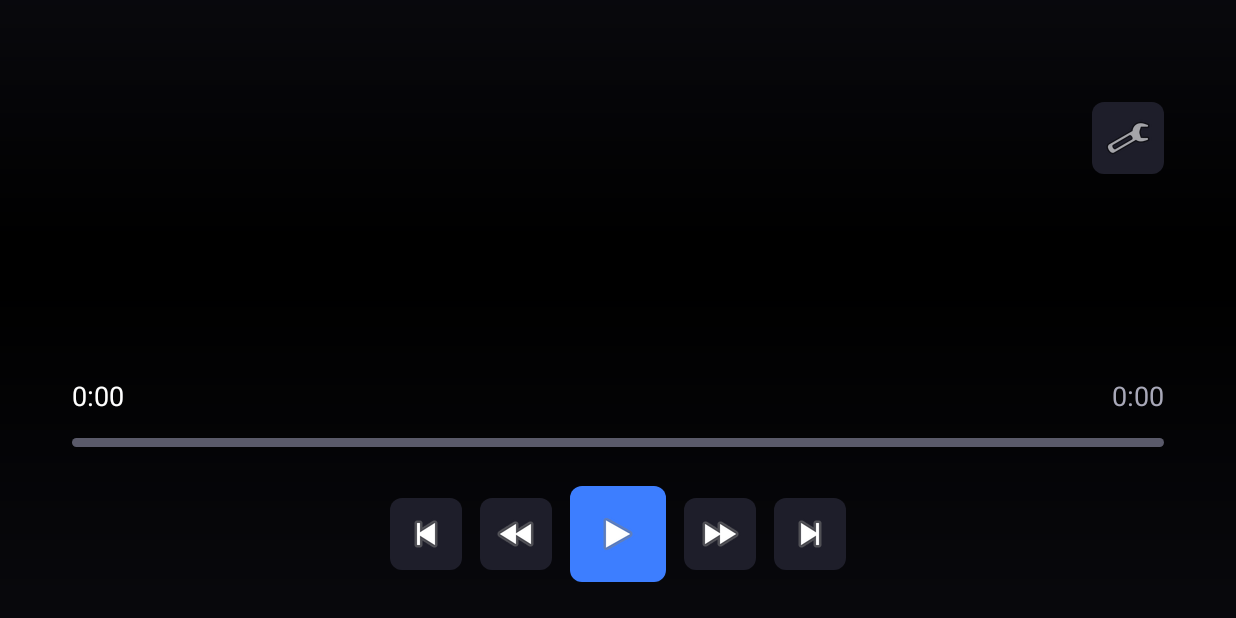
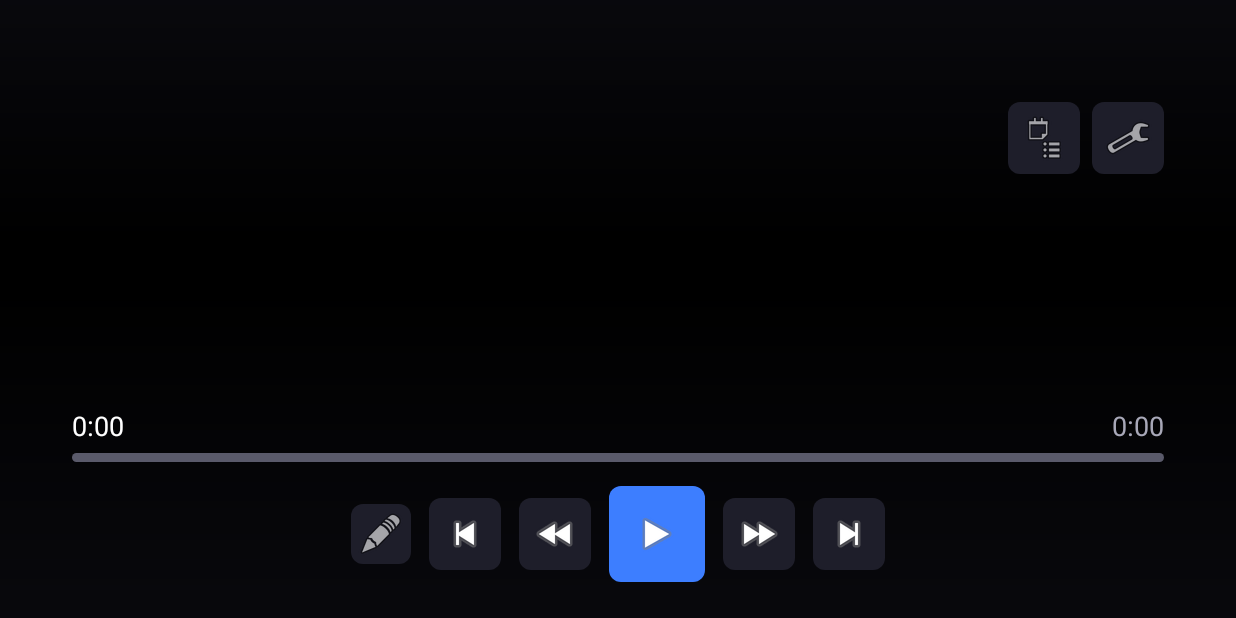
Before and after one commit to aidarmk-tech/ai, an Android app: the PlayerActivity screen opened directly, with no data from a screen before it, on a phone screen of 824 x 412 dp (held sideways). Run offline under Robolectric (Android 15) with nearby library versions, the phone set to English and light mode, and no system bars; our stand-ins replace Dagger/Hilt's generated code; pictures from the network do not load; 1 statement that could not run was skipped.

Commit message:
feat(player): Netflix/Kivi-style right-side info panel
Replace full-screen info_overlay + separate tracks_overlay with a
unified 480dp right-side info_panel that slides in over the video:

- Tab strip (СЕРИИ / АУДИО / СУБТИТРЫ / О ФИЛЬМЕ / EPG) at the top
- Smooth slide-in (280ms decelerate) / slide-out (200ms accelerate)
- All content in one FrameLayout: 3 RecyclerViews + about ScrollView + EPG text
- item_info_list: 64dp height, 20sp text, blue left accent bar on selection
- bg_item_info_list and bg_tab state-selector drawables added
- PanelTab style added to themes.xml; info_panel_width dimen added
- OSD title bumped to 28sp
- Resume-from-position dialog (Продолжить / Сначала) wired up
- D-pad: ↑/↓ from OSD opens panel; BACK closes panel; ↓ from tabs → content

https://claude.ai/code/session_01Ac1As2gvNPrGY7U5Eag9ei

```diff
--- /dev/null
+++ b/lampa-player-native/app/src/main/res/drawable/bg_item_info_list.xml
@@ -0,0 +1,40 @@
+<?xml version="1.0" encoding="utf-8"?>
+<!--
+  State selector for episode/audio/subtitle list items in the right-side info panel.
+  - focused  → subtle blue tint + left accent stripe (D-pad highlight for TV navigation)
+  - default  → fully transparent (relies on the parent RecyclerView background)
+-->
+<selector xmlns:android="http://schemas.android.com/apk/res/android">
+
+    <!-- Focused (D-pad cursor on this item) -->
+    <item android:state_focused="true">
+        <layer-list>
+            <item>
+                <shape>
+                    <solid android:color="#1A3D7EFF" />
+                    <corners android:radius="10dp" />
+                </shape>
+            </item>
+            <!-- Left accent stripe -->
+            <item
+                android:width="4dp"
+                android:gravity="start">
+                <shape>
+                    <solid android:color="#3D7EFF" />
+                    <corners
+                        android:topLeftRadius="10dp"
+                        android:bottomLeftRadius="10dp" />
+                </shape>
+            </item>
+        </layer-list>
+    </item>
+
+    <!-- Default (unfocused, unselected) -->
+    <item>
+        <shape>
+            <solid android:color="#00000000" />
+            <corners android:radius="10dp" />
+        </shape>
+    </item>
+
+</selector>
--- /dev/null
+++ b/lampa-player-native/app/src/main/res/drawable/bg_list_item_selected.xml
@@ -0,0 +1,22 @@
+<?xml version="1.0" encoding="utf-8"?>
+<!-- Left blue accent bar for the currently selected/playing episode or track -->
+<layer-list xmlns:android="http://schemas.android.com/apk/res/android">
+    <!-- Background fill -->
+    <item>
+        <shape>
+            <solid android:color="#1A3D7EFF" />
+            <corners android:radius="10dp" />
+        </shape>
+    </item>
+    <!-- Left accent stripe -->
+    <item
+        android:width="4dp"
+        android:gravity="start">
+        <shape>
+            <solid android:color="#3D7EFF" />
+            <corners
+                android:topLeftRadius="10dp"
+                android:bottomLeftRadius="10dp" />
+        </shape>
+    </item>
+</layer-list>
--- a/lampa-player-native/app/src/main/res/layout/activity_player.xml
+++ b/lampa-player-native/app/src/main/res/layout/activity_player.xml
@@ -44,7 +44,7 @@
                 android:layout_height="wrap_content"
                 android:layout_weight="1"
                 android:textColor="@color/text_primary"
-                android:textSize="24sp"
+                android:textSize="28sp"
                 android:fontFamily="sans-serif-medium"
                 android:maxLines="1"
                 android:ellipsize="end" />
@@ -75,24 +75,38 @@
                 android:focusable="true"
                 android:visibility="gone" />
 
-            <!-- Бейдж текущей серии -->
+            <!-- ☰ Info/Episodes button (always visible) -->
+            <FrameLayout
+                android:layout_width="wrap_content"
+                android:layout_height="wrap_content"
+                android:layout_marginStart="@dimen/space_sm">
+
+                <ImageButton
+                    android:id="@+id/btn_info"
+                    android:layout_width="48dp"
+                    android:layout_height="48dp"
+                    android:src="@android:drawable/ic_menu_agenda"
+                    android:background="@drawable/bg_button"
+                    android:contentDescription="Серии / Дорожки"
+                    android:focusable="true" />
+
                 <TextView
                     android:id="@+id/tv_episode_badge"
                     android:layout_width="wrap_content"
                     android:layout_height="wrap_content"
-                android:layout_marginStart="@dimen/space_xs"
+                    android:layout_gravity="top|end"
                     android:background="@drawable/bg_button_accent"
                     android:textColor="@color/text_primary"
-                android:textSize="14sp"
-                android:paddingHorizontal="12dp"
-                android:paddingVertical="6dp"
+                    android:textSize="10sp"
+                    android:paddingHorizontal="4dp"
                     android:visibility="gone" />
+            </FrameLayout>
 
             <ImageButton
                 android:id="@+id/btn_settings"
                 android:layout_width="48dp"
                 android:layout_height="48dp"
-                android:layout_marginStart="@dimen/space_sm"
+                android:layout_marginStart="@dimen/space_xs"
                 android:src="@android:drawable/ic_menu_preferences"
                 android:background="@drawable/bg_button"
                 android:contentDescription="Настройки"
@@ -126,16 +140,11 @@
                     android:textColor="@color/text_secondary" android:textSize="18sp" android:text="0:00" />
             </LinearLayout>
 
-            <!-- Полоска перемотки (фокусируемая: ←/→ перематывают только когда она в фокусе) -->
+            <!-- Progress bar + seek indicator stacked -->
             <FrameLayout
-                android:id="@+id/progress_focus"
                 android:layout_width="match_parent"
                 android:layout_height="wrap_content"
-                android:layout_marginBottom="@dimen/space_sm"
-                android:paddingVertical="10dp"
-                android:background="@drawable/bg_progress_focus"
-                android:focusable="true"
-                android:focusableInTouchMode="false">
+                android:layout_marginBottom="@dimen/space_sm">
 
                 <ProgressBar android:id="@+id/progress_bar"
                     style="?android:attr/progressBarStyleHorizontal"
@@ -155,11 +164,17 @@
             </FrameLayout>
 
             <LinearLayout
-                android:id="@+id/osd_buttons"
                 android:layout_width="match_parent"
                 android:layout_height="wrap_content"
                 android:orientation="horizontal"
                 android:gravity="center">
+
+                <ImageButton android:id="@+id/btn_mark_intro"
+                    android:layout_width="40dp" android:layout_height="40dp"
+                    android:src="@android:drawable/ic_menu_edit"
+                    android:background="@drawable/bg_button"
+                    android:contentDescription="Отметить интро"
+                    android:focusable="true" android:layout_marginHorizontal="6dp" />
 
                 <ImageButton android:id="@+id/btn_prev"
                     android:layout_width="48dp" android:layout_height="48dp"
@@ -292,16 +307,21 @@
         android:textColor="@color/text_primary" android:textSize="14sp"
         android:padding="@dimen/space_xs" android:visibility="gone" />
 
-    <!-- ═══ ЕДИНАЯ ПАНЕЛЬ (double-↓): вкладки Серии·Аудио·Субтитры·О фильме·EPG ═══ -->
+    <!-- ═══ INFO PANEL — Netflix/Kivi-style right-side slide-over ═══
+         480 dp wide, slides in from the right over the video.
+         Contains tab strip (top) + content area (bottom fill).
+    -->
     <LinearLayout
         android:id="@+id/info_panel"
-        android:layout_width="match_parent"
+        android:layout_width="@dimen/info_panel_width"
         android:layout_height="match_parent"
+        android:layout_gravity="end"
         android:orientation="vertical"
-        android:background="#F00B0B12"
-        android:visibility="gone">
+        android:background="#E8080810"
+        android:visibility="gone"
+        android:elevation="8dp">
 
-        <!-- Полоса вкладок -->
+        <!-- Tab strip — spans full panel width at the top -->
         <LinearLayout
             android:id="@+id/tab_strip"
             android:layout_width="match_parent"
@@ -309,28 +329,38 @@
             android:orientation="horizontal"
             android:gravity="center_vertical"
             android:background="#FF111118"
-            android:paddingHorizontal="@dimen/safe_margin">
+            android:paddingHorizontal="@dimen/space_sm">
 
             <TextView android:id="@+id/tab_episodes"
-                style="@style/PanelTab" android:text="@string/tab_episodes" />
+                style="@style/PanelTab"
+                android:text="@string/tab_episodes" />
+
             <TextView android:id="@+id/tab_audio"
-                style="@style/PanelTab" android:text="@string/tab_audio" />
+                style="@style/PanelTab"
+                android:text="@string/tab_audio" />
+
             <TextView android:id="@+id/tab_subtitles"
-                style="@style/PanelTab" android:text="@string/tab_subtitles" />
+                style="@style/PanelTab"
+                android:text="@string/tab_subtitles" />
+
             <TextView android:id="@+id/tab_about"
-                style="@style/PanelTab" android:text="@string/tab_about" />
+                style="@style/PanelTab"
+                android:text="@string/tab_about" />
+
             <TextView android:id="@+id/tab_epg"
-                style="@style/PanelTab" android:text="@string/tab_epg" />
+                style="@style/PanelTab"
+                android:text="@string/tab_epg" />
         </LinearLayout>
 
-        <!-- Содержимое вкладок -->
+        <!-- Content area — fills remaining panel height -->
         <FrameLayout
             android:layout_width="match_parent"
             android:layout_height="0dp"
             android:layout_weight="1"
-            android:padding="@dimen/safe_margin">
+            android:paddingHorizontal="@dimen/space_xs"
+            android:paddingVertical="@dimen/space_xs">
 
-            <!-- Серии -->
+            <!-- Episodes -->
             <androidx.recyclerview.widget.RecyclerView
                 android:id="@+id/rv_info_list"
                 android:layout_width="match_parent"
@@ -339,7 +369,7 @@
                 android:descendantFocusability="afterDescendants"
                 android:visibility="gone" />
 
-            <!-- Аудио -->
+            <!-- Audio tracks -->
             <androidx.recyclerview.widget.RecyclerView
                 android:id="@+id/rv_audio_list"
                 android:layout_width="match_parent"
@@ -348,7 +378,7 @@
                 android:descendantFocusability="afterDescendants"
                 android:visibility="gone" />
 
-            <!-- Субтитры -->
+            <!-- Subtitle tracks -->
             <androidx.recyclerview.widget.RecyclerView
                 android:id="@+id/rv_subtitle_list"
                 android:layout_width="match_parent"
@@ -357,7 +387,7 @@
                 android:descendantFocusability="afterDescendants"
                 android:visibility="gone" />
 
-            <!-- О фильме -->
+            <!-- About: poster + description -->
             <ScrollView
                 android:id="@+id/panel_about"
                 android:layout_width="match_parent"
@@ -368,57 +398,53 @@
                 <LinearLayout
                     android:layout_width="match_parent"
                     android:layout_height="wrap_content"
-                    android:orientation="horizontal">
+                    android:orientation="vertical"
+                    android:padding="@dimen/space_sm">
 
-                    <ImageView android:id="@+id/iv_panel_poster"
-                        android:layout_width="@dimen/poster_width"
-                        android:layout_height="@dimen/poster_height"
+                    <ImageView
+                        android:id="@+id/iv_panel_poster"
+                        android:layout_width="match_parent"
+                        android:layout_height="220dp"
                         android:scaleType="centerCrop"
                         android:background="@color/bg_surface"
-                        android:layout_marginEnd="@dimen/space_lg" />
-
-                    <LinearLayout
-                        android:layout_width="0dp"
-                        android:layout_height="wrap_content"
-                        android:layout_weight="1"
-                        android:orientation="vertical">
+                        android:layout_marginBottom="@dimen/space_sm" />
 
                     <TextView android:id="@+id/tv_panel_title"
                         android:layout_width="match_parent" android:layout_height="wrap_content"
-                            android:textColor="@color/text_primary" android:textSize="30sp"
+                        android:textColor="@color/text_primary" android:textSize="22sp"
                         android:fontFamily="sans-serif-medium"
                         android:layout_marginBottom="@dimen/space_xs" />
 
                     <TextView android:id="@+id/tv_panel_info"
                         android:layout_width="match_parent" android:layout_height="wrap_content"
-                            android:textColor="@color/accent_primary" android:textSize="17sp"
-                            android:layout_marginBottom="@dimen/space_md" />
+                        android:textColor="@color/accent_primary" android:textSize="15sp"
+                        android:layout_marginBottom="@dimen/space_sm" />
 
                     <TextView android:id="@+id/tv_panel_overview"
                         android:layout_width="match_parent" android:layout_height="wrap_content"
-                            android:textColor="@color/text_secondary" android:textSize="17sp"
-                            android:lineSpacingMultiplier="1.2" />
+                        android:textColor="@color/text_secondary" android:textSize="15sp"
+                        android:lineSpacingMultiplier="1.3" />
 
                     <TextView android:id="@+id/tv_panel_video_info"
                         android:layout_width="wrap_content" android:layout_height="wrap_content"
-                            android:layout_marginTop="@dimen/space_md"
+                        android:layout_marginTop="@dimen/space_sm"
                         android:background="@drawable/bg_diag"
                         android:textColor="@color/text_secondary"
-                            android:fontFamily="monospace" android:textSize="13sp"
+                        android:fontFamily="monospace" android:textSize="12sp"
                         android:padding="@dimen/space_xs"
                         android:visibility="gone" />
                 </LinearLayout>
-                </LinearLayout>
             </ScrollView>
 
-            <!-- EPG -->
+            <!-- EPG text content (IPTV) -->
             <TextView
                 android:id="@+id/tv_epg_content"
                 android:layout_width="match_parent"
                 android:layout_height="match_parent"
+                android:padding="@dimen/space_sm"
                 android:focusable="true"
                 android:textColor="@color/text_primary"
-                android:textSize="18sp"
+                android:textSize="17sp"
                 android:lineSpacingMultiplier="1.3"
                 android:visibility="gone" />
         </FrameLayout>
--- a/lampa-player-native/app/src/main/res/values/dimens.xml
+++ b/lampa-player-native/app/src/main/res/values/dimens.xml
@@ -36,4 +36,7 @@
     <!-- Poster -->
     <dimen name="poster_width">240dp</dimen>
     <dimen name="poster_height">360dp</dimen>
+
+    <!-- Info panel (right-side Netflix/Kivi-style slide-over) -->
+    <dimen name="info_panel_width">480dp</dimen>
 </resources>
--- a/lampa-player-native/app/src/main/res/values/strings.xml
+++ b/lampa-player-native/app/src/main/res/values/strings.xml
@@ -2,12 +2,9 @@
 <resources>
     <string name="app_name">Lampa Player</string>
     <string name="error_no_url">Нет URL для воспроизведения</string>
-    <string name="skip_intro">Пропустить заставку</string>
-    <string name="resume_dialog_title">Продолжить просмотр?</string>
-    <string name="resume_dialog_message">Вы остановились на %1$s</string>
-    <string name="resume_continue">Продолжить с %1$s</string>
-    <string name="resume_restart">Сначала</string>
-    <string name="tab_about">О ФИЛЬМЕ</string>
+    <string name="skip_intro">Пропустить интро</string>
+    <string name="mark_intro">Отметить интро</string>
+    <string name="intro_marked">Точка интро сохранена: %1$.0fс</string>
     <string name="autonext_countdown">Следующая серия через %1$d с</string>
     <string name="cancel_autonext">Отмена</string>
     <string name="exit_dialog_title">Выход</string>
@@ -23,7 +20,7 @@
     <string name="settings_autonext">Автопереход серий</string>
     <string name="settings_autonext_delay">Задержка перехода</string>
     <string name="settings_remember_tracks">Запоминать дорожки</string>
-    <string name="settings_skip_intro">Пропуск заставки (авто)</string>
+    <string name="settings_skip_intro">Кнопка пропуска интро</string>
     <string name="settings_diag">Диагностика</string>
     <string name="epg_title">Программа передач</string>
     <string name="iptv_title">Телевидение</string>
@@ -32,5 +29,11 @@
     <string name="tab_episodes">СЕРИИ</string>
     <string name="tab_audio">АУДИО</string>
     <string name="tab_subtitles">СУБТИТРЫ</string>
+    <string name="tab_about">О ФИЛЬМЕ</string>
     <string name="tab_epg">EPG</string>
+
+    <string name="resume_dialog_title">Продолжить просмотр?</string>
+    <string name="resume_dialog_message">Вы остановились на %s</string>
+    <string name="action_resume">Продолжить</string>
+    <string name="action_restart">Сначала</string>
 </resources>
```
Also changed, not shown: lampa-player-native/app/src/main/kotlin/com/lampa/player/player/InfoListAdapter.kt (+22 -5 lines), lampa-player-native/app/src/main/kotlin/com/lampa/player/player/PlayerActivity.kt (+150 -103 lines), lampa-player-native/app/src/main/res/layout/item_info_list.xml (+32 -10 lines), lampa-player-native/app/src/main/res/values/themes.xml (+9 -8 lines). Lines whose indentation alone changed are shown as unchanged.
